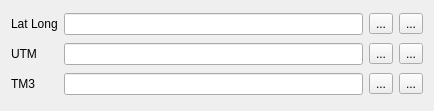
This is ui/coordtrans.ui in nyanyaon/GeoKKP-GIS as Qt 5 draws it before an edit. The edited form follows.
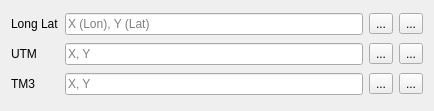
This is the edited form.

Commit message: Make the format long, lat uniform. #18

Patch:
```diff
--- a/ui/coordtrans.ui
+++ b/ui/coordtrans.ui
@@ -22,7 +22,11 @@
     </widget>
    </item>
    <item row="0" column="1">
-    <widget class="QLineEdit" name="latlong_lineedit"/>
+    <widget class="QLineEdit" name="latlong_lineedit">
+     <property name="placeholderText">
+      <string>X (Lon), Y (Lat)</string>
+     </property>
+    </widget>
    </item>
    <item row="0" column="2">
     <widget class="QToolButton" name="latlong_copy_button">
@@ -46,7 +50,14 @@
     </widget>
    </item>
    <item row="1" column="1">
-    <widget class="QLineEdit" name="utm_lineedit"/>
+    <widget class="QLineEdit" name="utm_lineedit">
+     <property name="text">
+      <string/>
+     </property>
+     <property name="placeholderText">
+      <string>X, Y</string>
+     </property>
+    </widget>
    </item>
    <item row="1" column="2">
     <widget class="QToolButton" name="utm_copy_button">
@@ -58,7 +69,7 @@
    <item row="0" column="0">
     <widget class="QLabel" name="latlong_label">
      <property name="text">
-      <string>Lat Long</string>
+      <string>Long Lat</string>
      </property>
     </widget>
    </item>
@@ -77,7 +88,11 @@
     </widget>
    </item>
    <item row="2" column="1">
-    <widget class="QLineEdit" name="tm3_lineedit"/>
+    <widget class="QLineEdit" name="tm3_lineedit">
+     <property name="placeholderText">
+      <string>X, Y</string>
+     </property>
+    </widget>
    </item>
    <item row="2" column="3">
     <widget class="QToolButton" name="tm3_convert_button">
```
The commit also changes 2 other files.
